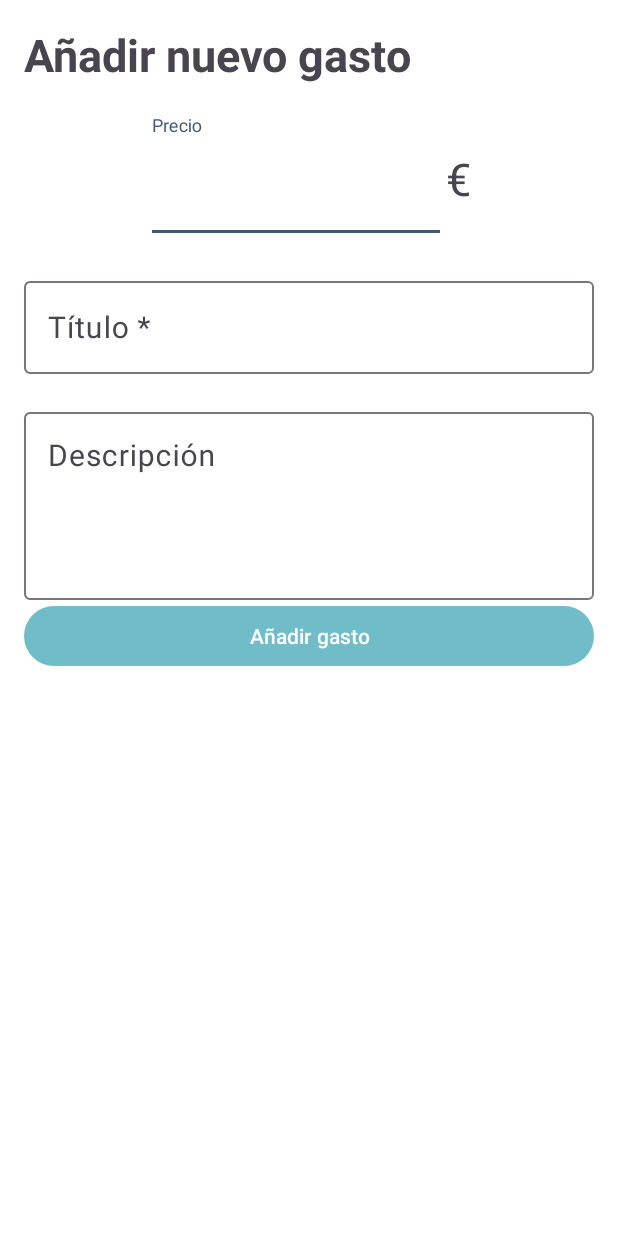
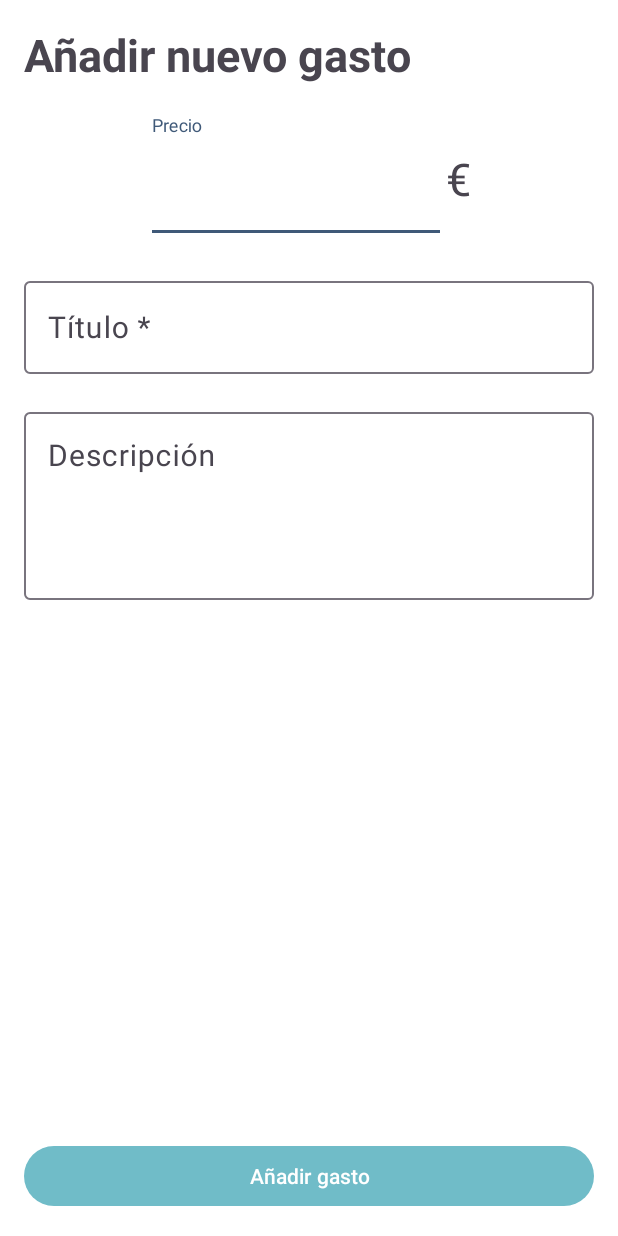
Before and after one commit to AngelZhang159/armonia-bills, an Android app: the NuevoGastoActivity screen opened directly, with no data from a screen before it, on a phone screen of 412 x 824 dp. Run offline under Robolectric (Android 15) with nearby library versions, the phone set to English and light mode, and no system bars; our stand-ins replace Firebase (no records; nobody signed in at launch, a user with empty details on screens opened directly).

Commit message:
Cambios en el nuevo gasto, recyclerview añadido y gestion de usuarios

```diff
--- a/app/src/main/java/com/dam/armoniabills/NuevoGastoActivity.java
+++ b/app/src/main/java/com/dam/armoniabills/NuevoGastoActivity.java
@@ -7,9 +7,13 @@ import android.widget.EditText;
 import android.widget.Toast;
 
 import androidx.appcompat.app.AppCompatActivity;
+import androidx.recyclerview.widget.LinearLayoutManager;
+import androidx.recyclerview.widget.RecyclerView;
 
 import com.dam.armoniabills.fragments.HomeFragment;
 import com.dam.armoniabills.model.Gasto;
+import com.dam.armoniabills.model.Usuario;
+import com.dam.armoniabills.recyclerutils.AdapterUsuariosGasto;
 import com.google.firebase.auth.FirebaseAuth;
 import com.google.firebase.auth.FirebaseUser;
 import com.google.firebase.database.DatabaseReference;
@@ -17,10 +21,13 @@ import com.google.firebase.database.FirebaseDatabase;
 
 import java.util.ArrayList;
 
-public class NuevoGastoActivity extends AppCompatActivity {
+public class NuevoGastoActivity extends AppCompatActivity implements View.OnClickListener {
 
 	EditText etPrecio, etTitulo, etDescripcion;
 	Button btnAniadir;
+	AdapterUsuariosGasto adapterUsuariosGasto;
+	RecyclerView rv;
+	ArrayList<Usuario> listaUsuarios;
 
 	@Override
 	protected void onCreate(Bundle savedInstanceState) {
@@ -31,10 +38,25 @@ public class NuevoGastoActivity extends AppCompatActivity {
 		etTitulo = findViewById(R.id.etTituloGasto);
 		etDescripcion = findViewById(R.id.etDescGasto);
 		btnAniadir = findViewById(R.id.btnAniadirGasto);
+		rv = findViewById(R.id.rvUsuariosGasto);
+		listaUsuarios = new ArrayList<>();
 
-		btnAniadir.setOnClickListener(new View.OnClickListener() {
+		configurarRv();
+
+		btnAniadir.setOnClickListener(this);
+
+	}
+
+	private void configurarRv() {
+		adapterUsuariosGasto = new AdapterUsuariosGasto(listaUsuarios, this);
+		rv.setHasFixedSize(true);
+		rv.setLayoutManager(new LinearLayoutManager(getApplicationContext()));
+		rv.setAdapter(adapterUsuariosGasto);
+	}
+
 	@Override
 	public void onClick(View v) {
+		if (v.getId() == R.id.btnAniadirGasto) {
 
 			String titulo = etTitulo.getText().toString();
 			String descripcion = etDescripcion.getText().toString();
@@ -48,11 +70,6 @@ public class NuevoGastoActivity extends AppCompatActivity {
 				Gasto gasto = new Gasto(titulo, descripcion, user.getEmail(), precio);
 				DatabaseReference reference = FirebaseDatabase.getInstance().getReference(HomeFragment.PATH_GRUPO);
 			}
-
 		}
-		});
-
-
 	}
-
 }
--- a/app/src/main/java/com/dam/armoniabills/recyclerutils/AdapterGrupos.java
+++ b/app/src/main/java/com/dam/armoniabills/recyclerutils/AdapterGrupos.java
@@ -44,7 +44,6 @@ public class AdapterGrupos extends RecyclerView.Adapter<AdapterGrupos.GrupoVH> i
     @Override
     public void onBindViewHolder(@NonNull GrupoVH holder, int position) {
         holder.bindGrupo(listaGrupos.get(position));
-
     }
 
     @Override
--- a/app/src/main/res/layout/activity_mi_perfil.xml
+++ b/app/src/main/res/layout/activity_mi_perfil.xml
@@ -6,7 +6,8 @@
     android:layout_width="match_parent"
     android:layout_height="match_parent"
     android:padding="@dimen/margen"
-    tools:context=".MiPerfilActivity">
+    tools:context=".MiPerfilActivity"
+    android:background="@color/white">
 
     <LinearLayout
         android:layout_width="match_parent"
--- a/app/src/main/res/layout/activity_nuevo_gasto.xml
+++ b/app/src/main/res/layout/activity_nuevo_gasto.xml
@@ -4,14 +4,16 @@
     xmlns:tools="http://schemas.android.com/tools"
     android:layout_width="match_parent"
     android:layout_height="match_parent"
+    android:background="@color/white"
     android:padding="@dimen/margen"
-    tools:context=".NuevoGastoActivity"
-    android:background="@color/white">
+    tools:context=".NuevoGastoActivity">
 
     <LinearLayout
+        android:id="@+id/llNuevoGasto"
         android:layout_width="match_parent"
-        android:layout_height="match_parent"
-        android:orientation="vertical">
+        android:layout_height="wrap_content"
+        android:orientation="vertical"
+        app:layout_constraintTop_toTopOf="parent">
 
         <TextView
             android:layout_width="match_parent"
@@ -21,11 +23,11 @@
             android:textStyle="bold" />
 
         <LinearLayout
-            android:orientation="horizontal"
             android:layout_width="match_parent"
             android:layout_height="wrap_content"
+            android:layout_marginTop="20dp"
             android:gravity="center"
-            android:layout_marginTop="20dp">
+            android:orientation="horizontal">
 
             <com.google.android.material.textfield.TextInputLayout
                 style="@style/Widget.Design.TextInputLayout"
@@ -44,11 +46,11 @@
             </com.google.android.material.textfield.TextInputLayout>
 
             <TextView
+                android:layout_width="wrap_content"
+                android:layout_height="wrap_content"
+                android:gravity=""
                 android:text="@string/euro"
-                android:gravity=""
-                android:textSize="30sp"
-                android:layout_width="wrap_content"
-                android:layout_height="wrap_content"/>
+                android:textSize="30sp" />
 
         </LinearLayout>
 
@@ -86,12 +88,21 @@
 
         </com.google.android.material.textfield.TextInputLayout>
 
-        <Button
-            android:id="@+id/btnAniadirGasto"
-            android:layout_width="match_parent"
-            android:layout_height="wrap_content"
-            android:text="Añadir gasto"/>
-
     </LinearLayout>
 
+    <androidx.recyclerview.widget.RecyclerView
+        android:id="@+id/rvUsuariosGasto"
+        android:layout_width="match_parent"
+        android:layout_height="wrap_content"
+        android:paddingVertical="@dimen/margen"
+        app:layout_constraintBottom_toTopOf="@id/btnAniadirGasto"
+        app:layout_constraintTop_toBottomOf="@id/llNuevoGasto" />
+
+    <Button
+        android:id="@+id/btnAniadirGasto"
+        android:layout_width="match_parent"
+        android:layout_height="wrap_content"
+        android:text="Añadir gasto"
+        app:layout_constraintBottom_toBottomOf="parent" />
+
 </androidx.constraintlayout.widget.ConstraintLayout>
```
Also changed, not shown: app/src/main/java/com/dam/armoniabills/recyclerutils/AdapterUsuariosGasto.java (added, +91 -0 lines), app/src/main/res/layout/item_usuario.xml (added, +39 -0 lines). Lines whose indentation alone changed are shown as unchanged.
